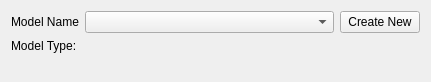
mavak/linux-track, file src/qt_gui/model_edit.ui: the form before one commit.
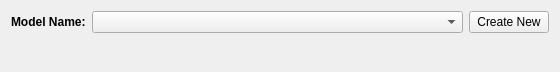
The form after the commit.

```diff
--- a/src/qt_gui/model_edit.ui
+++ b/src/qt_gui/model_edit.ui
@@ -6,8 +6,8 @@
    <rect>
     <x>0</x>
     <y>0</y>
-    <width>431</width>
-    <height>82</height>
+    <width>560</width>
+    <height>72</height>
    </rect>
   </property>
   <property name="windowTitle">
@@ -15,8 +15,6 @@
   </property>
   <layout class="QVBoxLayout" name="verticalLayout">
    <item>
-    <layout class="QVBoxLayout" name="ModelEditorSite">
-     <item>
       <layout class="QHBoxLayout" name="horizontalLayout_2">
        <item>
         <widget class="QLabel" name="label_23">
@@ -26,8 +24,14 @@
            <verstretch>0</verstretch>
           </sizepolicy>
          </property>
+       <property name="font">
+        <font>
+         <weight>75</weight>
+         <bold>true</bold>
+        </font>
+       </property>
          <property name="text">
-          <string>Model Name</string>
+        <string>Model Name:</string>
          </property>
         </widget>
        </item>
@@ -50,28 +54,7 @@
       </layout>
      </item>
      <item>
-      <layout class="QHBoxLayout" name="horizontalLayout">
-       <item>
-        <widget class="QLabel" name="label">
-         <property name="sizePolicy">
-          <sizepolicy hsizetype="Maximum" vsizetype="Preferred">
-           <horstretch>0</horstretch>
-           <verstretch>0</verstretch>
-          </sizepolicy>
-         </property>
-         <property name="text">
-          <string>Model Type:</string>
-         </property>
-        </widget>
-       </item>
-       <item>
-        <widget class="QLabel" name="ModelTypeLabel">
-         <property name="text">
-          <string/>
-         </property>
-        </widget>
-       </item>
-      </layout>
+    <layout class="QVBoxLayout" name="ModelEditorSite"/>
      </item>
      <item>
       <spacer name="verticalSpacer">
@@ -85,8 +68,6 @@
         </size>
        </property>
       </spacer>
-     </item>
-    </layout>
    </item>
   </layout>
  </widget>
```
Lines whose indentation alone changed are shown as unchanged.
